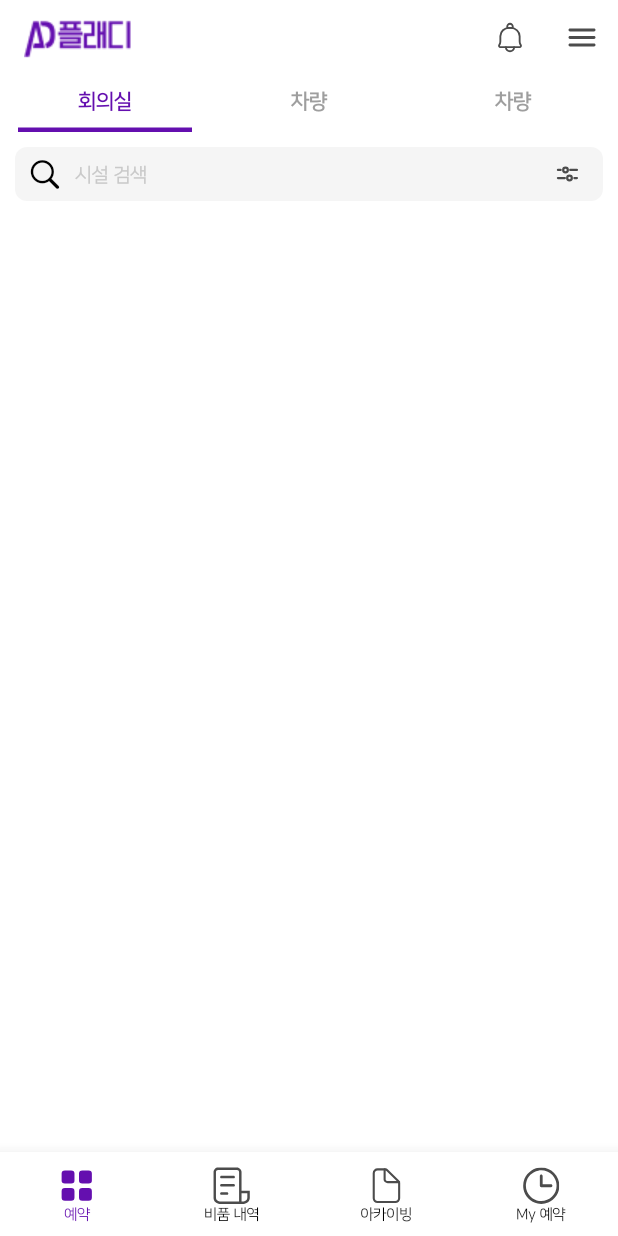
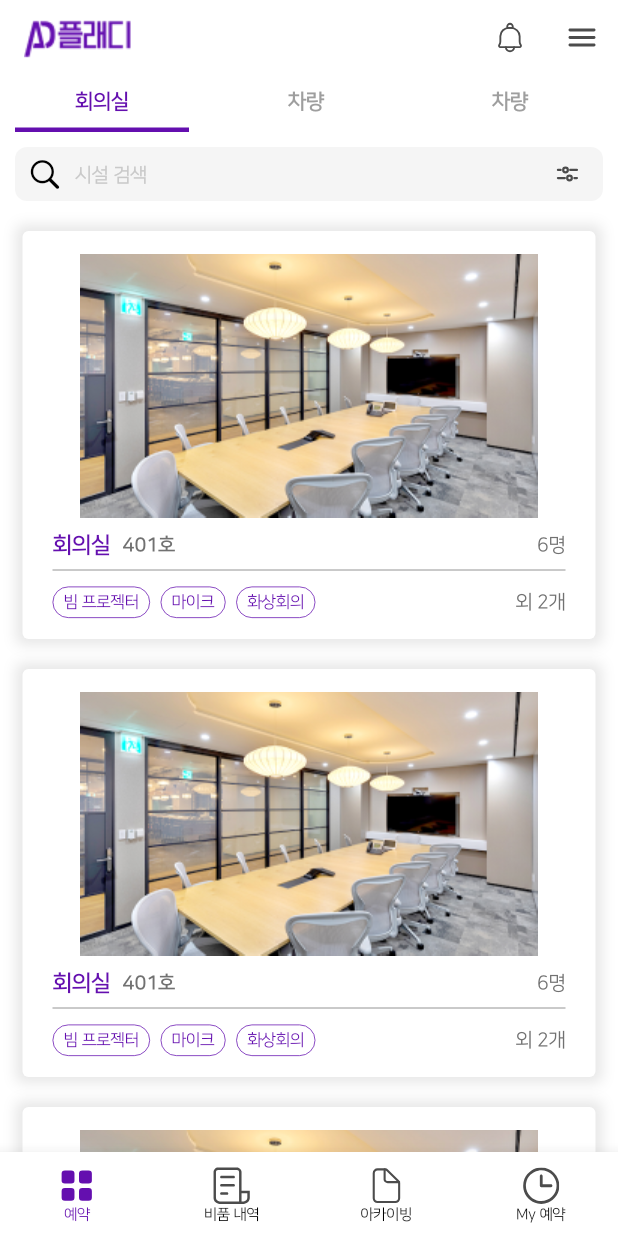
Before and after one commit to PLADI-ALM/PLADI-ALM-Mobile, a Flutter app: the screen it shows after launch, on a phone screen of 412 x 824 dp. Run offline on Flutter 3.47's test engine with Material 2 defaults, Android fonts, the phone set to English and light mode, and no system bars; our stand-ins replace dio, flutter_secure_storage, flutter_svg.

Commit message:
feat: 예약 메인 화면 예약 가능한 회의실 목록 UI 구현

```diff
--- /dev/null
+++ b/lib/View/booking/component/office_item.dart
@@ -0,0 +1,83 @@
+import 'package:flutter/material.dart';
+import 'package:frontend/View/colors.dart';
+
+class OfficeItem extends StatefulWidget {
+  const OfficeItem({Key? key}) : super(key: key);
+
+  @override
+  State<OfficeItem> createState() => _OfficeItemState();
+}
+
+class _OfficeItemState extends State<OfficeItem> {
+  @override
+  Widget build(BuildContext context) {
+    return Container(
+      height: 272,
+      width: MediaQuery.of(context).size.width,
+      margin: const EdgeInsets.symmetric(horizontal: 15, vertical: 10),
+      decoration: BoxDecoration(
+        color: Colors.white,
+        borderRadius: const BorderRadius.all(Radius.circular(4)),
+        boxShadow: [
+          BoxShadow(
+            color: Colors.grey.withOpacity(0.25),
+            spreadRadius: 4,
+            blurRadius: 7,
+          ),
+        ],
+      ),
+      child: Column(
+        children: [
+          Container(
+              margin: const EdgeInsets.only(left: 15, right: 15, top: 15),
+              child: Image.asset('asset/image/office_sample.png')),
+          renderOfficeInfo(),
+        ],
+      ),
+    );
+  }
+
+  Widget renderOfficeInfo() {
+    return Container(
+      margin: const EdgeInsets.symmetric(horizontal: 20, vertical: 10),
+      child: Column(
+        children: [
+          Row(
+            children: [
+              Text('회의실', style: TextStyle(fontSize: 15, fontWeight: FontWeight.w600, color: purple),),
+              const SizedBox(width: 8,),
+              Text('401호', style: TextStyle(fontSize: 13, fontWeight: FontWeight.w600, color: Color(0xFF717171)),),
+              Flexible(child: Container()),
+              Text('6명', style: TextStyle(fontSize: 13, fontWeight: FontWeight.normal, color: Color(0xFF717171)),)
+            ],
+          ),
+          Divider(color: Color(0xFF4C4C4C).withOpacity(0.6),),
+          const SizedBox(height: 3,),
+          Row(
+            children: [
+              renderFacilityItem('빔 프로젝터'),
+              renderFacilityItem('마이크'),
+              renderFacilityItem('화상회의'),
+              Flexible(child: Container()),
+              Text('외 2개', style: TextStyle(fontSize: 13, fontWeight: FontWeight.normal, color: Color(0xFF717171)),)
+            ],
+          )
+        ],
+      ),
+    );
+  }
+
+  Widget renderFacilityItem(String name) {
+    return Container(
+      margin: const EdgeInsets.only(right: 7,),
+      decoration: BoxDecoration(
+        borderRadius: const BorderRadius.all(Radius.circular(12)),
+        border: Border.all(color: purple, width: 0.5)
+      ),
+      child: Padding(
+        padding: const EdgeInsets.symmetric(vertical: 4.0, horizontal: 7),
+        child: Text(name, style: const TextStyle(fontSize: 11, color: purple),),
+      ),
+    );
+  }
+}
--- a/lib/View/booking/screen/booking_screen.dart
+++ b/lib/View/booking/screen/booking_screen.dart
@@ -3,6 +3,7 @@ import 'package:frontend/View/colors.dart';
 import 'package:frontend/View/common/component/main_app_bar.dart';
 
 import '../component/custom_search_bar.dart';
+import '../component/office_item.dart';
 
 class BookingScreen extends StatefulWidget {
   const BookingScreen({Key? key}) : super(key: key);
@@ -40,11 +41,13 @@ class _BookingScreenState extends State<BookingScreen> with SingleTickerProvider
   }
 
   Widget renderBody() {
-    return Container(
-      child: Column(
+    return SizedBox(
+      height: 292.0 * 10 + 300, // TODO: 10을 data 개수로 수정
+      child: ListView(
         children: [
           renderTabBar(),
-          CustomSearchBar(),
+          const CustomSearchBar(),
+          renderItems()
         ],
       ),
     );
@@ -89,5 +92,22 @@ class _BookingScreenState extends State<BookingScreen> with SingleTickerProvider
     );
   }
 
+  Widget renderItems() {
+    return Container(
+      // height: 292.0 * data.length,
+      height: 292.0 * 10,
+      color: Colors.white,
+      child:
+      ListView.builder(
+        physics: const NeverScrollableScrollPhysics(),
+        scrollDirection: Axis.vertical,
+        // itemCount: data.length,
+        itemCount: 10,
+        itemBuilder: (BuildContext context, int index) {
+          return OfficeItem();
+        },
+      ),
+    );
+  }
 
 }
```
Also changed, not shown: asset/image/office_sample.png (added).
